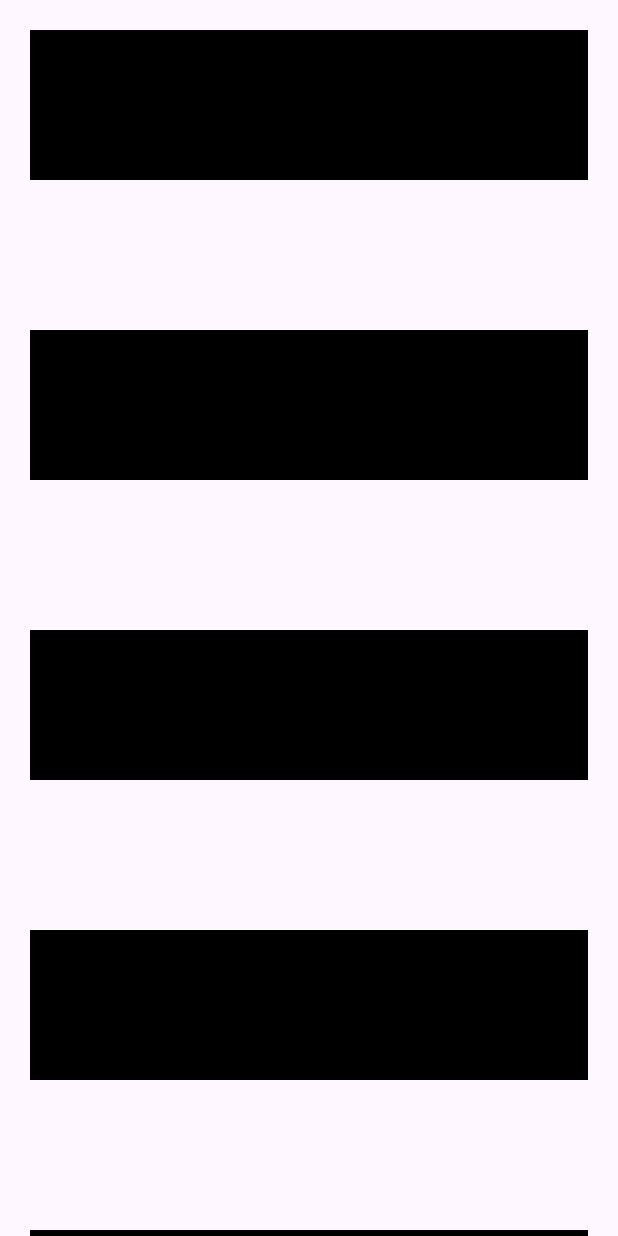
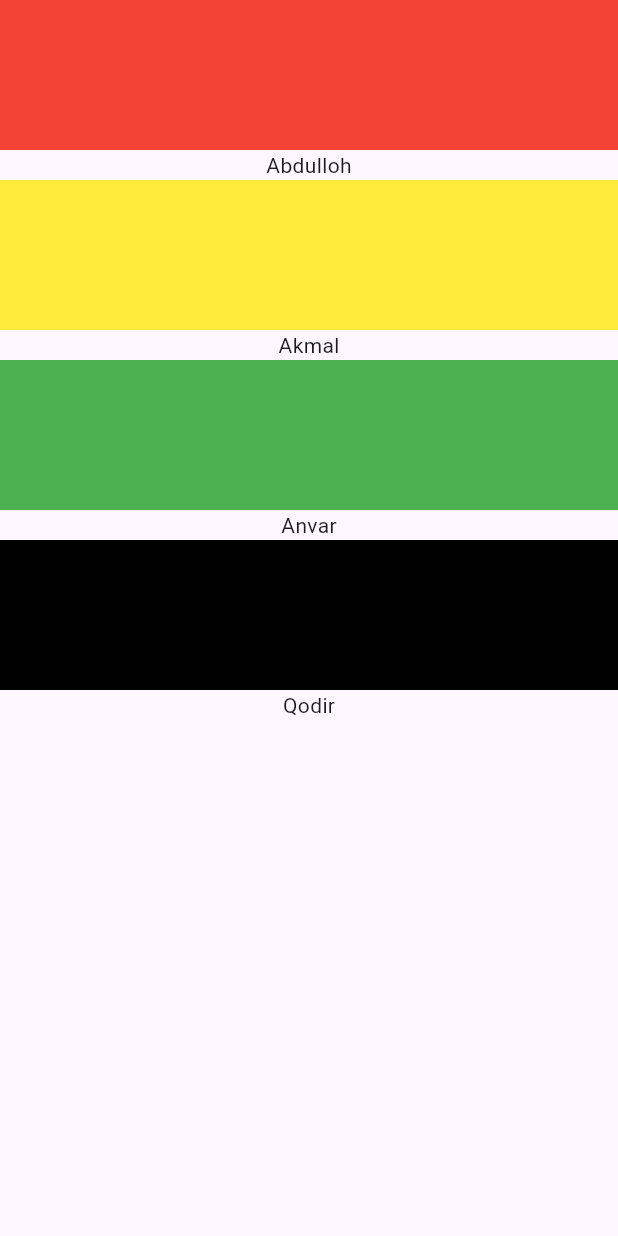
Before and after one commit to abdulaziz023/FLutter_Widgets, a Flutter app: the screen it shows after launch, on a phone screen of 412 x 824 dp. Run offline on Flutter 3.47's test engine with Material 3 defaults, Android fonts, the phone set to English and light mode, and no system bars.

Commit message:
ListView builder

```diff
--- a/lib/src/feature/home_page.dart
+++ b/lib/src/feature/home_page.dart
@@ -10,6 +10,8 @@ class HomePage extends StatefulWidget {
 class _HomePageState extends State<HomePage> {
   final PageController pageController = PageController();
   int index = 0;
+  List<String> names = ["Abdulloh", "Akmal", "Anvar", "Qodir"];
+  List<Color> colors = [Colors.red, Colors.yellow, Colors.green, Colors.black];
 
   @override
   void dispose() {
@@ -20,62 +22,20 @@ class _HomePageState extends State<HomePage> {
   @override
   Widget build(BuildContext context) {
     return Scaffold(
-      body: ListView(
-        addRepaintBoundaries: true,
-        physics: BouncingScrollPhysics(),
-        padding: EdgeInsets.all(20),
-        scrollDirection: Axis.vertical,
-        itemExtent: 100,
-        children: [
-          SizedBox(
-            height: 100,
-            width: 200,
-            child: ColoredBox(color: Colors.black),
-          ),
-          SizedBox(height: 10),
-          SizedBox(
-            height: 100,
-            width: 200,
-            child: ColoredBox(color: Colors.black),
-          ),
-          SizedBox(height: 10),
-          SizedBox(
-            height: 100,
-            width: 200,
-            child: ColoredBox(color: Colors.black),
-          ),
-          SizedBox(height: 10),
-          SizedBox(
-            height: 100,
-            width: 200,
-            child: ColoredBox(color: Colors.black),
-          ),
-          SizedBox(height: 10),
-          SizedBox(
-            height: 100,
-            width: 200,
-            child: ColoredBox(color: Colors.black),
-          ),
-          SizedBox(height: 10),
-          SizedBox(
-            height: 100,
-            width: 200,
-            child: ColoredBox(color: Colors.black),
-          ),
-          SizedBox(height: 10),
-          SizedBox(
-            height: 100,
-            width: 200,
-            child: ColoredBox(color: Colors.black),
-          ),
-          SizedBox(height: 10),
-          SizedBox(
-            height: 100,
-            width: 200,
-            child: ColoredBox(color: Colors.black),
-          ),
-          SizedBox(height: 10),
-        ],
+      body: ListView.builder(
+        itemCount: colors.length,
+        itemBuilder: (context, index) {
+          return Column(
+            children: [
+              SizedBox(
+                height: 100,
+                width: double.infinity,
+                child: ColoredBox(color: colors[index]),
+              ),
+              Text(names[index])
+            ],
+          );
+        },
       ),
     );
   }
```
